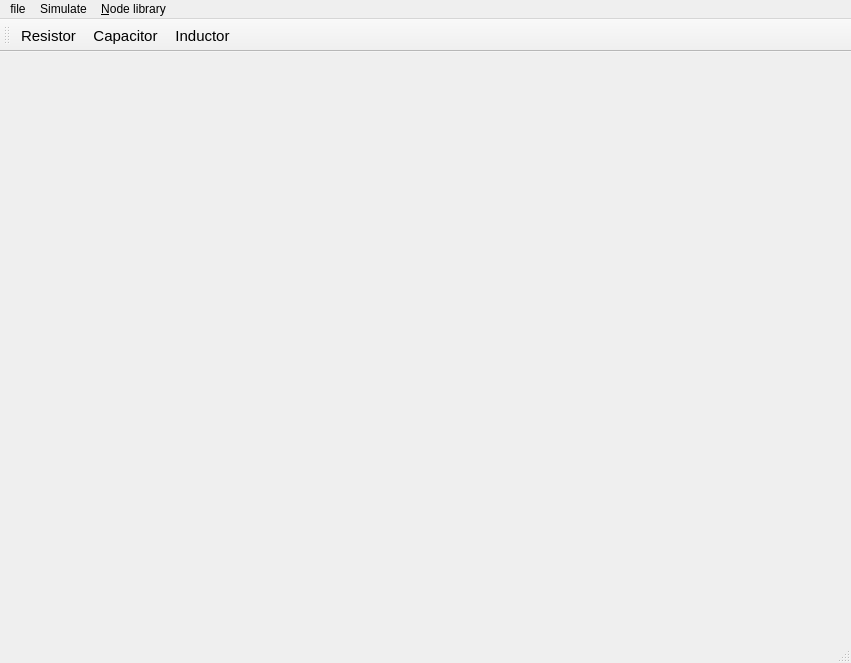
Above: frontend/Graphics/mainwindow.ui from ParhamPand/Project1OOP before the change. Below: the same form after it.
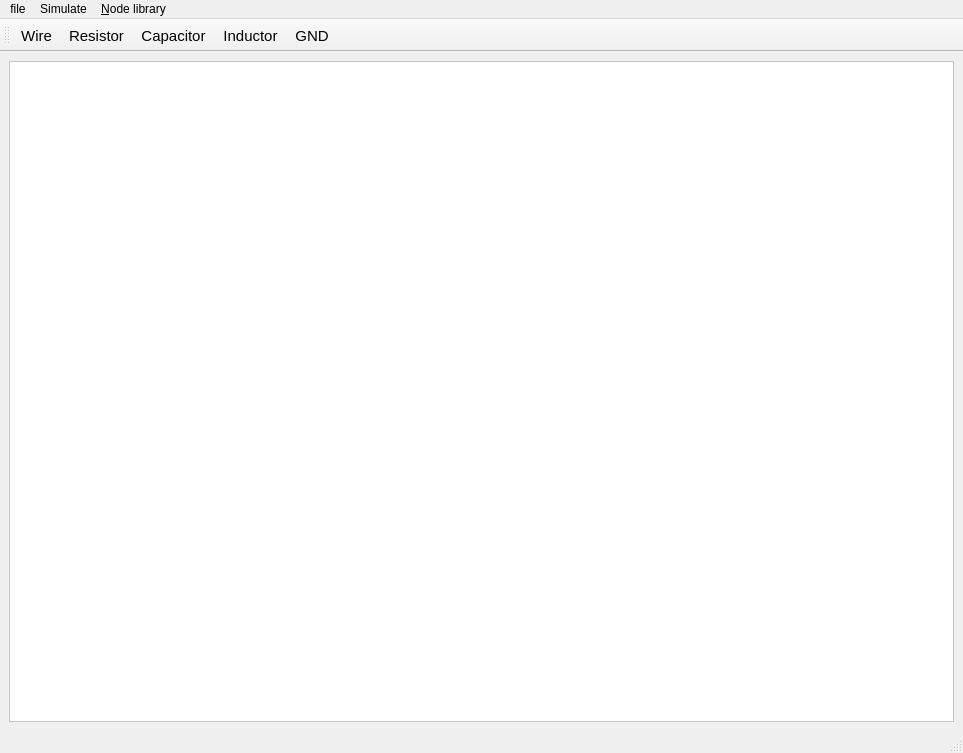
That is the form after the change.

```diff
--- a/frontend/Graphics/mainwindow.ui
+++ b/frontend/Graphics/mainwindow.ui
@@ -6,8 +6,8 @@
    <rect>
     <x>0</x>
     <y>0</y>
-    <width>851</width>
-    <height>663</height>
+    <width>963</width>
+    <height>753</height>
    </rect>
   </property>
   <property name="font">
@@ -18,14 +18,24 @@
   <property name="windowTitle">
    <string>MainWindow</string>
   </property>
-  <widget class="QWidget" name="centralwidget"/>
+  <widget class="QWidget" name="centralwidget">
+   <layout class="QGridLayout" name="gridLayout">
+    <item row="0" column="0">
+     <widget class="QGraphicsView" name="circuitGraphicsView">
+      <property name="styleSheet">
+       <string notr="true">background-color: white;</string>
+      </property>
+     </widget>
+    </item>
+   </layout>
+  </widget>
   <widget class="QStatusBar" name="statusbar"/>
   <widget class="QMenuBar" name="menubar">
    <property name="geometry">
     <rect>
      <x>0</x>
      <y>0</y>
-     <width>851</width>
+     <width>963</width>
      <height>33</height>
     </rect>
    </property>
@@ -53,6 +63,11 @@
    <addaction name="menuNode_library"/>
   </widget>
   <widget class="QToolBar" name="toolBar">
+   <property name="font">
+    <font>
+     <pointsize>11</pointsize>
+    </font>
+   </property>
    <property name="windowTitle">
     <string>toolBar</string>
    </property>
@@ -62,9 +77,11 @@
    <attribute name="toolBarBreak">
     <bool>false</bool>
    </attribute>
+   <addaction name="actionAddWire"/>
    <addaction name="actionAddResistor"/>
    <addaction name="actionAddCapacitor"/>
    <addaction name="actionAddInductor"/>
+   <addaction name="actionAddGND"/>
   </widget>
   <action name="actionTransient">
    <property name="enabled">
@@ -177,6 +194,28 @@
     <enum>QAction::MenuRole::NoRole</enum>
    </property>
   </action>
+  <action name="actionAddGND">
+   <property name="text">
+    <string>GND</string>
+   </property>
+   <property name="shortcut">
+    <string>G</string>
+   </property>
+   <property name="menuRole">
+    <enum>QAction::MenuRole::NoRole</enum>
+   </property>
+  </action>
+  <action name="actionAddWire">
+   <property name="text">
+    <string>Wire</string>
+   </property>
+   <property name="shortcut">
+    <string>W</string>
+   </property>
+   <property name="menuRole">
+    <enum>QAction::MenuRole::NoRole</enum>
+   </property>
+  </action>
  </widget>
  <resources/>
  <connections/>
```
Left out of the diff: 4 changed lines with no effect on the pictures.
